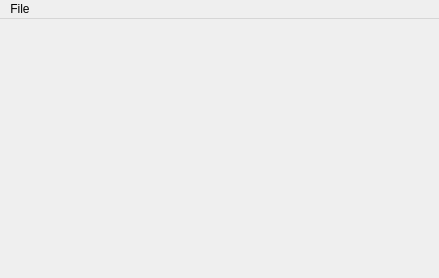
Above: src/env/menus/Ships/mainwindow.ui from DC2012/DC2012 before the change. Below: the same form after it.
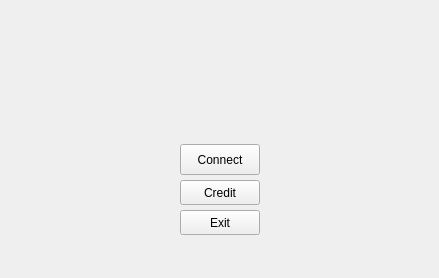
That is the form after the change.

Commit message: menu and connection to server finished

Diff of the .ui file:
```diff
--- a/src/env/menus/Ships/mainwindow.ui
+++ b/src/env/menus/Ships/mainwindow.ui
@@ -13,25 +13,56 @@
   <property name="windowTitle">
    <string>ShipsAhoy!</string>
   </property>
-  <widget class="QWidget" name="centralWidget"/>
+  <widget class="QWidget" name="centralWidget">
+   <widget class="QPushButton" name="pushButton">
+    <property name="geometry">
+     <rect>
+      <x>180</x>
+      <y>144</y>
+      <width>80</width>
+      <height>31</height>
+     </rect>
+    </property>
+    <property name="text">
+     <string>Connect</string>
+    </property>
+   </widget>
+   <widget class="QPushButton" name="pushButton_2">
+    <property name="geometry">
+     <rect>
+      <x>180</x>
+      <y>180</y>
+      <width>80</width>
+      <height>25</height>
+     </rect>
+    </property>
+    <property name="text">
+     <string>Credit</string>
+    </property>
+   </widget>
+   <widget class="QPushButton" name="pushButton_3">
+    <property name="geometry">
+     <rect>
+      <x>180</x>
+      <y>210</y>
+      <width>80</width>
+      <height>25</height>
+     </rect>
+    </property>
+    <property name="text">
+     <string>Exit</string>
+    </property>
+   </widget>
+  </widget>
   <widget class="QMenuBar" name="menuBar">
    <property name="geometry">
     <rect>
      <x>0</x>
      <y>0</y>
      <width>439</width>
-     <height>18</height>
+     <height>22</height>
     </rect>
    </property>
-   <widget class="QMenu" name="menuFile">
-    <property name="title">
-     <string>File</string>
-    </property>
-    <addaction name="actionConnect"/>
-    <addaction name="separator"/>
-    <addaction name="actionExit"/>
-   </widget>
-   <addaction name="menuFile"/>
   </widget>
   <action name="actionConnect">
    <property name="text">
```
Left out of the diff: 19 changed lines with no effect on the pictures. The commit also changes 37 other files.
